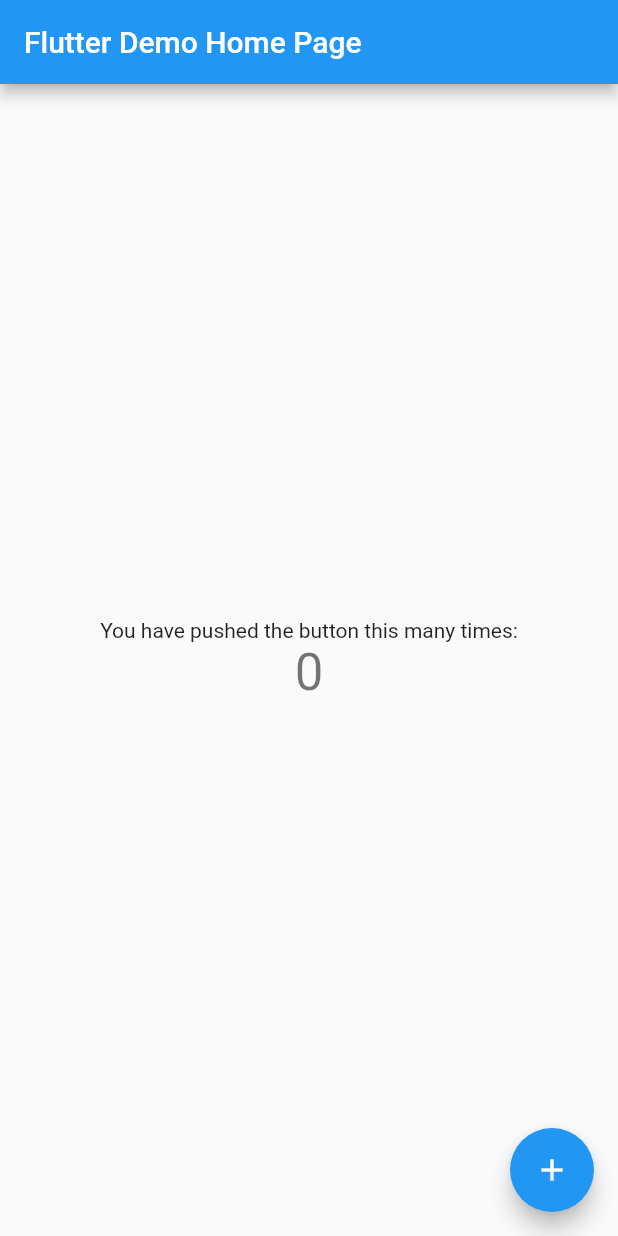
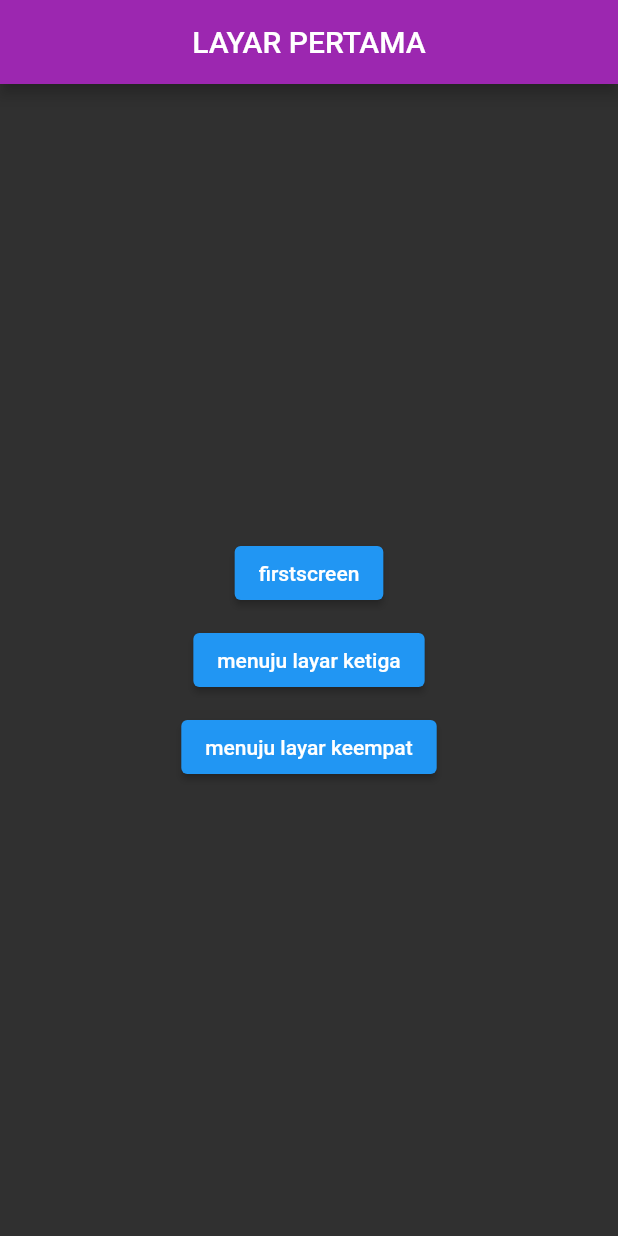
Before and after one commit to Alvinaja1/belajar_navigasi1, a Flutter app: the screen it shows after launch, on a phone screen of 412 x 824 dp. Run offline on Flutter 3.47's test engine with Material 2 defaults, Android fonts, the phone set to English and light mode, and no system bars.

```diff
--- /dev/null
+++ b/lib/firstscreen.dart
@@ -0,0 +1,54 @@
+import 'package:belajar_navigasi1/secondscreen.dart';
+import 'package:belajar_navigasi1/thirdscreen.dart';
+import 'package:flutter/material.dart';
+
+class firstscreen extends StatelessWidget {
+  const firstscreen({super.key});
+
+  Future<void> _navigateScreen(BuildContext context) async {
+    final result = await Navigator.push(
+        context, MaterialPageRoute(builder: (context) => thirdscreen()));
+    ScaffoldMessenger.of(context)
+      ..removeCurrentSnackBar()
+      ..showSnackBar(SnackBar(content: Text('$result')));
+  }
+
+  @override
+  Widget build(BuildContext context) {
+    return Scaffold(
+      appBar: AppBar(
+        title: Text("LAYAR PERTAMA"),
+        backgroundColor: Colors.purple,
+        centerTitle: true,
+      ),
+      body: Center(
+          child: Column(
+        mainAxisSize: MainAxisSize.min,
+        children: [
+          ElevatedButton(
+              onPressed: (() {
+                Navigator.push(
+                  context,
+                  MaterialPageRoute(
+                      builder: (context) =>
+                          secondscreen(data: 'INI DATA DARI FIRST SCREEN')),
+                );
+              }),
+              child: Text("firstscreen")),
+          SizedBox(height: 10),
+          ElevatedButton(
+              onPressed: (() {
+                _navigateScreen(context);
+              }),
+              child: Text("menuju layar ketiga")),
+          SizedBox(height: 10),
+          ElevatedButton(
+              onPressed: () {
+                Navigator.pushNamed(context, '/fourth');
+              },
+              child: Text("menuju layar keempat")),
+        ],
+      )),
+    );
+  }
+}
--- a/lib/main.dart
+++ b/lib/main.dart
@@ -1,115 +1,24 @@
+import 'package:belajar_navigasi1/firstscreen.dart';
+import 'package:belajar_navigasi1/fourthscreen.dart';
 import 'package:flutter/material.dart';
 
 void main() {
-  runApp(const MyApp());
+  runApp(MyApp());
 }
 
 class MyApp extends StatelessWidget {
   const MyApp({super.key});
 
-  // This widget is the root of your application.
   @override
   Widget build(BuildContext context) {
     return MaterialApp(
-      title: 'Flutter Demo',
-      theme: ThemeData(
-        // This is the theme of your application.
-        //
-        // Try running your application with "flutter run". You'll see the
-        // application has a blue toolbar. Then, without quitting the app, try
-        // changing the primarySwatch below to Colors.green and then invoke
-        // "hot reload" (press "r" in the console where you ran "flutter run",
-        // or simply save your changes to "hot reload" in a Flutter IDE).
-        // Notice that the counter didn't reset back to zero; the application
-        // is not restarted.
-        primarySwatch: Colors.blue,
-      ),
-      home: const MyHomePage(title: 'Flutter Demo Home Page'),
+      home: firstscreen(),
+      debugShowCheckedModeBanner: false,
+      theme: ThemeData.dark(),
+      routes: {
+        '/fourth':(context) => fourthscreen()
+
+      },
     );
   }
 }
-
-class MyHomePage extends StatefulWidget {
-  const MyHomePage({super.key, required this.title});
-
-  // This widget is the home page of your application. It is stateful, meaning
-  // that it has a State object (defined below) that contains fields that affect
-  // how it looks.
-
-  // This class is the configuration for the state. It holds the values (in this
-  // case the title) provided by the parent (in this case the App widget) and
-  // used by the build method of the State. Fields in a Widget subclass are
-  // always marked "final".
-
-  final String title;
-
-  @override
-  State<MyHomePage> createState() => _MyHomePageState();
-}
-
-class _MyHomePageState extends State<MyHomePage> {
-  int _counter = 0;
-
-  void _incrementCounter() {
-    setState(() {
-      // This call to setState tells the Flutter framework that something has
-      // changed in this State, which causes it to rerun the build method below
-      // so that the display can reflect the updated values. If we changed
-      // _counter without calling setState(), then the build method would not be
-      // called again, and so nothing would appear to happen.
-      _counter++;
-    });
-  }
-
-  @override
-  Widget build(BuildContext context) {
-    // This method is rerun every time setState is called, for instance as done
-    // by the _incrementCounter method above.
-    //
-    // The Flutter framework has been optimized to make rerunning build methods
-    // fast, so that you can just rebuild anything that needs updating rather
-    // than having to individually change instances of widgets.
-    return Scaffold(
-      appBar: AppBar(
-        // Here we take the value from the MyHomePage object that was created by
-        // the App.build method, and use it to set our appbar title.
-        title: Text(widget.title),
-      ),
-      body: Center(
-        // Center is a layout widget. It takes a single child and positions it
-        // in the middle of the parent.
-        child: Column(
-          // Column is also a layout widget. It takes a list of children and
-          // arranges them vertically. By default, it sizes itself to fit its
-          // children horizontally, and tries to be as tall as its parent.
-          //
-          // Invoke "debug painting" (press "p" in the console, choose the
-          // "Toggle Debug Paint" action from the Flutter Inspector in Android
-          // Studio, or the "Toggle Debug Paint" command in Visual Studio Code)
-          // to see the wireframe for each widget.
-          //
-          // Column has various properties to control how it sizes itself and
-          // how it positions its children. Here we use mainAxisAlignment to
-          // center the children vertically; the main axis here is the vertical
-          // axis because Columns are vertical (the cross axis would be
-          // horizontal).
-          mainAxisAlignment: MainAxisAlignment.center,
-          children: <Widget>[
-            const Text(
-              'You have pushed the button this many times:',
-            ),
-            Text(
-              '$_counter',
-              style: Theme.of(context).textTheme.headline4,
-            ),
-          ],
-        ),
-      ),
-      floatingActionButton: FloatingActionButton(
-        onPressed: _incrementCounter,
-        tooltip: 'Increment',
-        child: const Icon(Icons.add),
-      ), // This trailing comma makes auto-formatting nicer for build methods.
-    );
-  }
-}
```
Also changed, not shown: lib/fourthscreen.dart (added, +30 -0 lines), lib/secondscreen.dart (added, +32 -0 lines), lib/thirdscreen.dart (added, +30 -0 lines).
